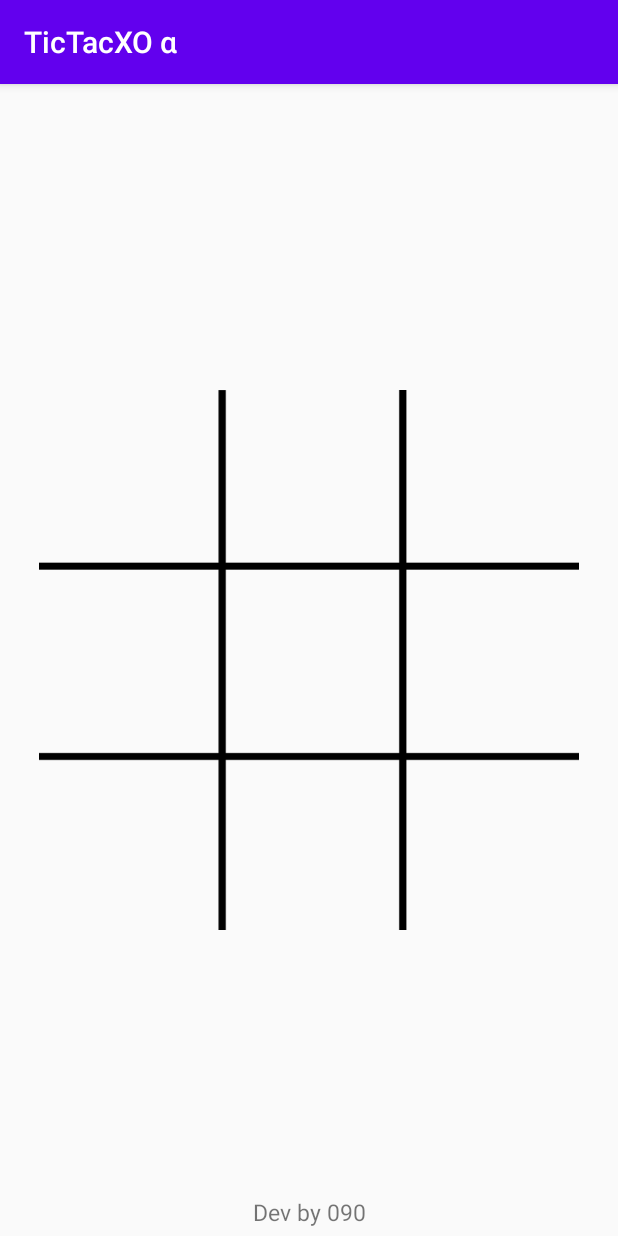
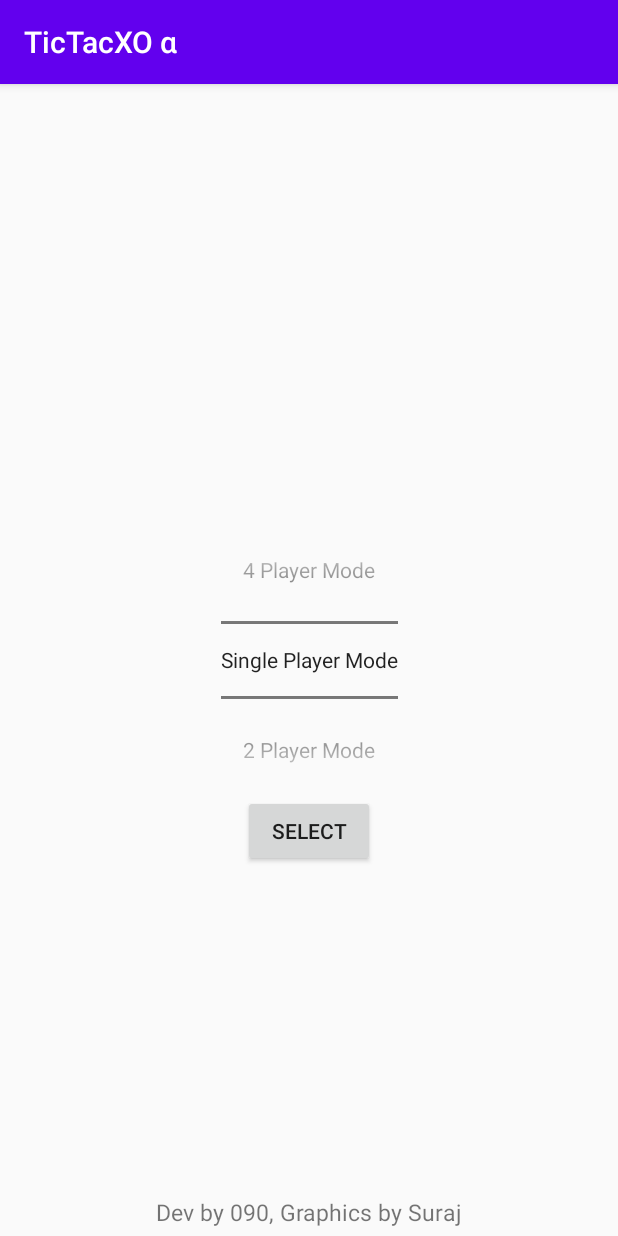
Before and after one commit to sanskaru/TicTacToeXO, an Android app: the screen it shows after launch (MainActivity before the commit, MainMenu after it), on a phone screen of 412 x 824 dp. Run offline under Robolectric (Android 15) with nearby library versions, the phone set to English and light mode, and no system bars.

Commit message:
Graphics changed, menu added

```diff
--- a/app/src/main/AndroidManifest.xml
+++ b/app/src/main/AndroidManifest.xml
@@ -8,13 +8,14 @@
         android:label="@string/app_name"
         android:supportsRtl="true"
         android:theme="@style/AppTheme">
-        <activity android:name=".MainActivity">
+        <activity android:name=".MainMenu"
+            android:label="@string/app_name">
             <intent-filter>
                 <action android:name="android.intent.action.MAIN" />
-
                 <category android:name="android.intent.category.LAUNCHER" />
             </intent-filter>
         </activity>
+        <activity android:name=".MainActivity"></activity>
     </application>
 
 </manifest>
--- /dev/null
+++ b/app/src/main/java/com/s090/tictactoexo/MainMenu.java
@@ -0,0 +1,38 @@
+package com.s090.tictactoexo;
+
+import androidx.appcompat.app.AppCompatActivity;
+
+import android.content.Intent;
+import android.os.Bundle;
+import android.view.View;
+import android.widget.NumberPicker;
+import android.widget.Toast;
+
+public class MainMenu extends AppCompatActivity {
+    public void clicker(View view)
+    {
+        NumberPicker numberPicker=(NumberPicker) findViewById(R.id.menuSelector);
+        numberPicker.setMaxValue(3);
+        numberPicker.setMinValue(0);
+        String[] pickerVal={"Single Player Mode","2 Player Mode","3 Player Mode","4 Player Mode"};
+        numberPicker.setDisplayedValues(pickerVal);
+        if(numberPicker.getValue()!=1) Toast.makeText(MainMenu.this,"Coming Soon!",Toast.LENGTH_LONG).show();
+        else
+        {
+            Intent intent=new Intent(MainMenu.this, MainActivity.class);
+            startActivity(intent);
+        }
+    }
+
+    @Override
+    protected void onCreate(Bundle savedInstanceState) {
+        super.onCreate(savedInstanceState);
+        setContentView(R.layout.activity_main_menu);
+
+        NumberPicker numberPicker=(NumberPicker) findViewById(R.id.menuSelector);
+        numberPicker.setMaxValue(3);
+        numberPicker.setMinValue(0);
+        String[] pickerVal={"Single Player Mode","2 Player Mode","3 Player Mode","4 Player Mode"};
+        numberPicker.setDisplayedValues(pickerVal);
+    }
+}
--- a/app/src/main/res/layout/activity_main.xml
+++ b/app/src/main/res/layout/activity_main.xml
@@ -128,7 +128,7 @@
         android:layout_width="wrap_content"
         android:layout_height="wrap_content"
         android:layout_marginBottom="5dp"
-        android:text="Dev by 090"
+        android:text="Dev by 090, Graphics by Suraj"
         android:textSize="15sp"
         app:layout_constraintBottom_toBottomOf="parent"
         app:layout_constraintEnd_toEndOf="parent"
--- /dev/null
+++ b/app/src/main/res/layout/activity_main_menu.xml
@@ -0,0 +1,38 @@
+<?xml version="1.0" encoding="utf-8"?>
+<androidx.constraintlayout.widget.ConstraintLayout xmlns:android="http://schemas.android.com/apk/res/android"
+    xmlns:app="http://schemas.android.com/apk/res-auto"
+    xmlns:tools="http://schemas.android.com/tools"
+    android:layout_width="match_parent"
+    android:layout_height="match_parent"
+    tools:context=".MainMenu">
+
+    <NumberPicker
+        android:id="@+id/menuSelector"
+        android:layout_width="wrap_content"
+        android:layout_height="wrap_content"
+        app:layout_constraintBottom_toBottomOf="parent"
+        app:layout_constraintEnd_toEndOf="parent"
+        app:layout_constraintStart_toStartOf="parent"
+        app:layout_constraintTop_toTopOf="parent"></NumberPicker>
+
+    <Button
+        android:id="@+id/button"
+        android:layout_width="wrap_content"
+        android:layout_height="wrap_content"
+        android:onClick="clicker"
+        android:text="Select"
+        app:layout_constraintEnd_toEndOf="parent"
+        app:layout_constraintStart_toStartOf="parent"
+        app:layout_constraintTop_toBottomOf="@+id/menuSelector" />
+    <TextView
+        android:id="@+id/devInfo"
+        android:layout_width="wrap_content"
+        android:layout_height="wrap_content"
+        android:layout_marginBottom="5dp"
+        android:text="Dev by 090, Graphics by Suraj"
+        android:textSize="15sp"
+        app:layout_constraintBottom_toBottomOf="parent"
+        app:layout_constraintEnd_toEndOf="parent"
+        app:layout_constraintStart_toStartOf="parent" />
+
+</androidx.constraintlayout.widget.ConstraintLayout>
```
Also changed, not shown: app/src/main/java/com/s090/tictactoexo/MainActivity.java (+13 -5 lines), app/src/main/res/drawable/o.png (added), app/src/main/res/drawable/sq.png (added), app/src/main/res/drawable/tri.png (added), app/src/main/res/drawable/x.png (added).
